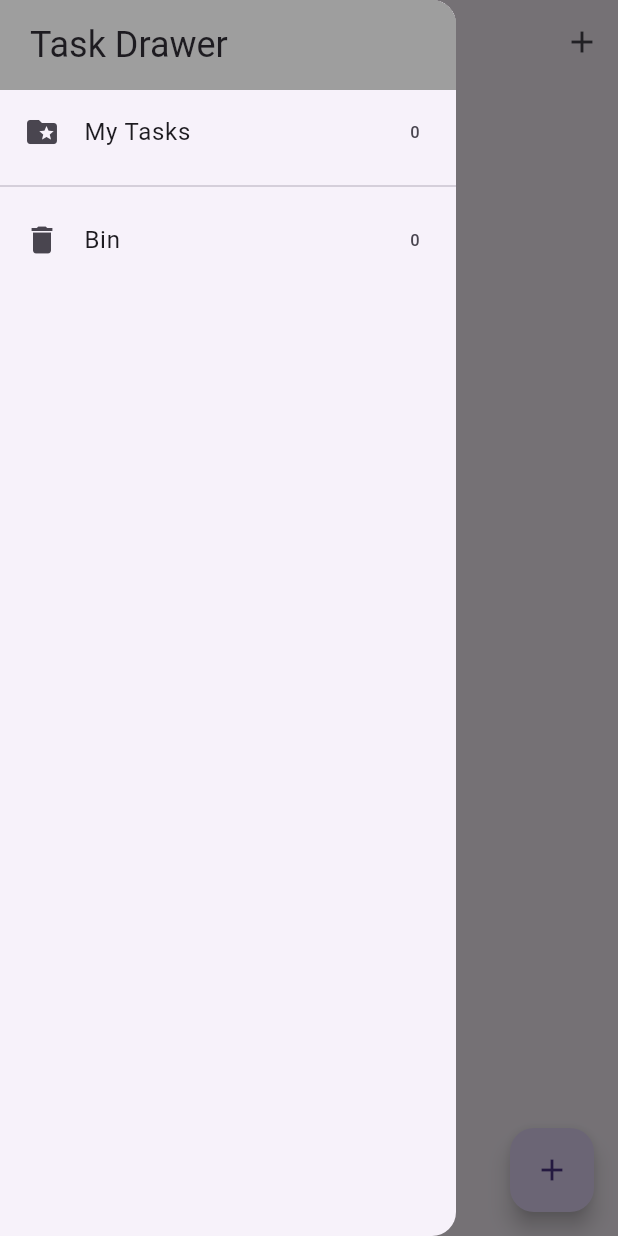
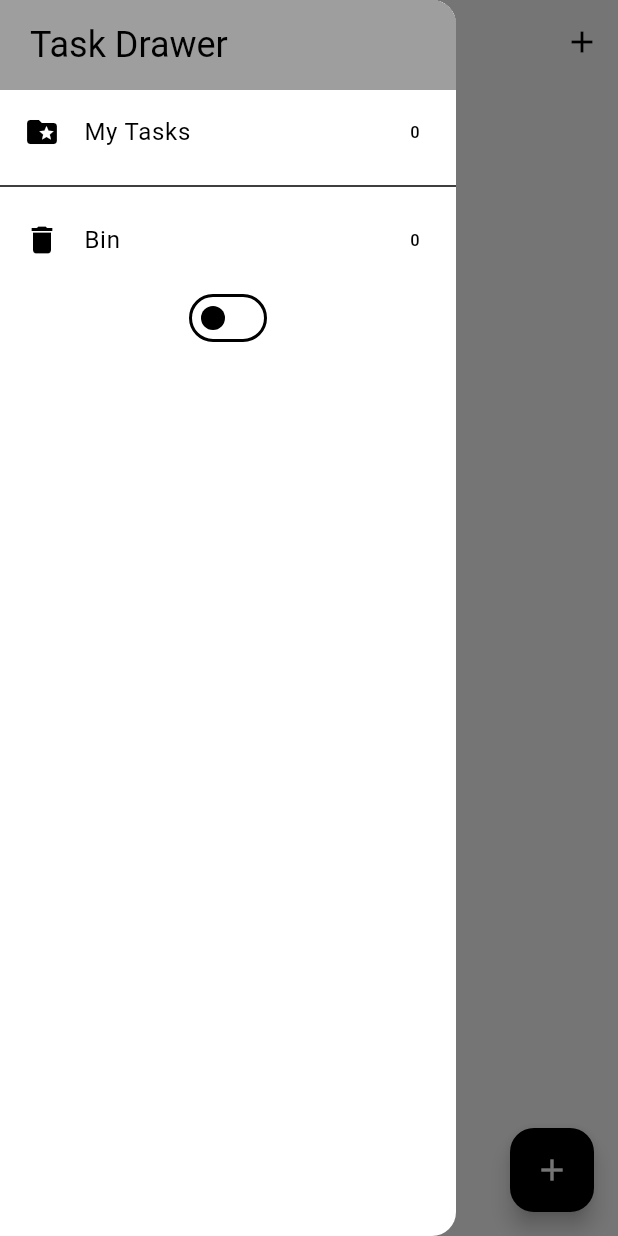
Before and after one commit to FaberDS/flutter-todo-bloc, a Flutter app: the screen it shows after launch, with the side drawer open, on a phone screen of 412 x 824 dp. Run offline on Flutter 3.47's test engine with Material 3 defaults, Android fonts, the phone set to English and light mode, and no system bars; our stand-ins replace bloc, equatable, flutter_bloc, hydrated_bloc.

Commit message:
feat: handle colorscheme

```diff
--- a/lib/blocs/bloc_exports.dart
+++ b/lib/blocs/bloc_exports.dart
@@ -1,3 +1,4 @@
-export 'bloc/tasks_bloc.dart';
+export 'tasks_bloc/tasks_bloc.dart';
+export 'switch_bloc/switch_bloc.dart';
 export 'package:flutter_bloc/flutter_bloc.dart';
 export 'package:hydrated_bloc/hydrated_bloc.dart';
--- /dev/null
+++ b/lib/blocs/switch_bloc/switch_bloc.dart
@@ -0,0 +1,29 @@
+import 'package:bloc/bloc.dart';
+import 'package:equatable/equatable.dart';
+import 'dart:convert';
+
+import 'package:flutter_tasks_app/blocs/bloc_exports.dart';
+
+part 'switch_event.dart';
+part 'switch_state.dart';
+
+class SwitchBloc extends HydratedBloc<SwitchEvent, SwitchState> {
+  SwitchBloc() : super(SwitchInitial(switchValue: false)) {
+    on<SwitchOffEvent>((event, emit) {
+      emit( SwitchState(switchValue: false));
+    });
+    on<SwitchOnEvent>((event, emit) {
+      emit( SwitchState(switchValue: true));
+    });
+  }
+
+  @override
+  SwitchState? fromJson(Map<String, dynamic> json) {
+    return SwitchState.fromMap(json);
+  }
+
+  @override
+  Map<String, dynamic>? toJson(SwitchState state) {
+    return state.toMap();
+  }
+}
--- /dev/null
+++ b/lib/blocs/switch_bloc/switch_event.dart
@@ -0,0 +1,11 @@
+part of 'switch_bloc.dart';
+
+abstract class SwitchEvent extends Equatable {
+  const SwitchEvent();
+
+  @override
+  List<Object> get props => [];
+}
+
+class SwitchOnEvent extends SwitchEvent {}
+class SwitchOffEvent extends SwitchEvent {}
--- /dev/null
+++ b/lib/blocs/switch_bloc/switch_state.dart
@@ -0,0 +1,43 @@
+part of 'switch_bloc.dart';
+
+class SwitchState extends Equatable {
+  final bool switchValue;
+
+  const SwitchState({
+    required this.switchValue,
+  });
+
+  @override
+  List<Object> get props => [switchValue];
+
+  SwitchState copyWith({
+    bool? switchValue,
+  }) {
+    return SwitchState(
+      switchValue: switchValue ?? this.switchValue,
+    );
+  }
+
+  Map<String, dynamic> toMap() {
+    return {
+      'switchValue': switchValue,
+    };
+  }
+
+  factory SwitchState.fromMap(Map<String, dynamic> map) {
+    return SwitchState(
+      switchValue: map['switchValue'] ?? false,
+    );
+  }
+
+  String toJson() => jsonEncode(toMap());
+
+  factory SwitchState.fromJson(String source) => SwitchState.fromMap(jsonDecode(source));
+
+  @override
+  String toString() => 'SwitchState(switchValue: $switchValue)';
+}
+
+class SwitchInitial extends SwitchState {
+  SwitchInitial({required bool switchValue}): super(switchValue: switchValue);
+}
--- a/lib/main.dart
+++ b/lib/main.dart
@@ -1,19 +1,23 @@
 import 'package:flutter/foundation.dart';
 import 'package:flutter/material.dart';
 import 'package:flutter_tasks_app/services/app_router.dart';
+import 'package:flutter_tasks_app/services/app_themes.dart';
 import 'package:path_provider/path_provider.dart';
 import 'blocs/bloc_exports.dart';
 import 'screens/tasks_screen.dart';
 
 void main() async {
-   WidgetsFlutterBinding.ensureInitialized();
+  WidgetsFlutterBinding.ensureInitialized();
 
-   HydratedBloc.storage = await HydratedStorage.build(
+  HydratedBloc.storage = await HydratedStorage.build(
     storageDirectory: kIsWeb
         ? HydratedStorageDirectory.web
-        : HydratedStorageDirectory((await getApplicationDocumentsDirectory()).path),
+        : HydratedStorageDirectory(
+            (await getApplicationDocumentsDirectory()).path),
   );
-  runApp( MyApp(appRouter: AppRouter(),));
+  runApp(MyApp(
+    appRouter: AppRouter(),
+  ));
 }
 
 class MyApp extends StatelessWidget {
@@ -22,16 +26,22 @@ class MyApp extends StatelessWidget {
   // This widget is the root of your application.
   @override
   Widget build(BuildContext context) {
-    return BlocProvider(
-      create: (_) => TasksBloc(),
-      child: MaterialApp(
-        title: 'Flutter Tasks App',
-        theme: ThemeData(
-          primarySwatch: Colors.red,
-        ),
-        home: const TasksScreen(),
-        onGenerateRoute: appRouter.onGenerateRoute
-
+    return MultiBlocProvider(
+      providers: [
+        BlocProvider(create: (_) => TasksBloc()),
+        BlocProvider(create: (_) => SwitchBloc()),
+      ],
+      child: BlocBuilder<SwitchBloc, SwitchState>(
+        builder: (context, state) {
+          return MaterialApp(
+              title: 'Flutter Tasks App',
+              theme: state.switchValue
+                ? AppThemes.appThemeData[AppTheme.darkTheme]
+                : AppThemes.appThemeData[AppTheme.lightTheme]
+              ,
+              home: const TasksScreen(),
+              onGenerateRoute: appRouter.onGenerateRoute);
+        },
       ),
     );
   }
--- a/lib/screens/my_drawer.dart
+++ b/lib/screens/my_drawer.dart
@@ -1,5 +1,4 @@
 import 'package:flutter/material.dart';
-import 'package:flutter_tasks_app/blocs/bloc/tasks_bloc.dart';
 import 'package:flutter_tasks_app/screens/receycle_bin.dart';
 import 'package:flutter_tasks_app/screens/tasks_screen.dart';
 
@@ -7,6 +6,7 @@ import '../blocs/bloc_exports.dart';
 
 class MyDrawer extends StatelessWidget {
   const MyDrawer({Key? key}) : super(key: key);
+
 
   @override
   Widget build(BuildContext context) {
@@ -23,10 +23,11 @@ class MyDrawer extends StatelessWidget {
         BlocBuilder<TasksBloc, TasksState>(
           builder: (context, state) {
             return GestureDetector(
-              onTap: () => Navigator.of(context).pushNamed(TasksScreen.id),
+              onTap: () =>
+                  Navigator.of(context).pushReplacementNamed(TasksScreen.id),
               child: ListTile(
-                  leading: Icon(Icons.folder_special),
-                  title: Text("My Tasks"),
+                  leading: const Icon(Icons.folder_special),
+                  title: const Text("My Tasks"),
                   trailing: Text("${state.allTasks.length}")),
             );
           },
@@ -35,12 +36,25 @@ class MyDrawer extends StatelessWidget {
         BlocBuilder<TasksBloc, TasksState>(
           builder: (context, state) {
             return GestureDetector(
-              onTap: () => Navigator.of(context).pushNamed(ReceycleBin.id),
+              onTap: () =>
+                  Navigator.of(context).pushReplacementNamed(ReceycleBin.id),
               child: ListTile(
-                  leading: Icon(Icons.delete),
-                  title: Text("Bin"),
+                  leading: const Icon(Icons.delete),
+                  title: const Text("Bin"),
                   trailing: Text("${state.removedTasks.length}")),
             );
+          },
+        ),
+        BlocBuilder<SwitchBloc, SwitchState>(
+          builder: (context, state) {
+            return Switch(
+                value: state.switchValue,
+                onChanged: (newValue) {
+                    newValue
+                      ? context.read<SwitchBloc>().add(SwitchOnEvent())
+                      : context.read<SwitchBloc>().add(SwitchOffEvent());
+                  ;
+                });
           },
         )
       ],
--- /dev/null
+++ b/lib/services/app_themes.dart
@@ -0,0 +1,68 @@
+import 'package:flutter/material.dart';
+
+enum AppTheme {
+  lightTheme,
+  darkTheme,
+}
+
+class AppThemes {
+  static final appThemeData = {
+    AppTheme.darkTheme: ThemeData(
+      primaryColor: Colors.black,
+      brightness: Brightness.dark,
+      dividerColor: Colors.black54,
+      floatingActionButtonTheme: const FloatingActionButtonThemeData(
+        backgroundColor: Colors.white,
+      ),
+      textButtonTheme: TextButtonThemeData(
+        style: ButtonStyle(
+          foregroundColor: MaterialStateProperty.all(Colors.white),
+        ),
+      ),
+      textTheme: const TextTheme(
+        titleMedium: TextStyle(color: Colors.white),
+      ),
+      bottomNavigationBarTheme: const BottomNavigationBarThemeData(
+        backgroundColor: Colors.grey,
+        unselectedItemColor: Colors.white,
+      ),
+      colorScheme: ColorScheme.fromSwatch(
+        primarySwatch: Colors.grey,
+        brightness: Brightness.dark, // ✅ Explicitly set brightness
+      ).copyWith(
+        background: const Color(0xFF212121),
+        brightness: Brightness.dark, // ✅ Ensure brightness matches
+      ),
+    ),
+
+    AppTheme.lightTheme: ThemeData(
+      primaryColor: Colors.white,
+      brightness: Brightness.light,
+      dividerColor: const Color(0xff757575),
+      floatingActionButtonTheme: const FloatingActionButtonThemeData(
+        backgroundColor: Colors.black,
+        foregroundColor: Colors.white,
+      ),
+      textButtonTheme: TextButtonThemeData(
+        style: ButtonStyle(
+          foregroundColor: MaterialStateProperty.all(Colors.black),
+        ),
+      ),
+      textTheme: const TextTheme(
+        titleMedium: TextStyle(color: Colors.black),
+      ),
+      bottomNavigationBarTheme: const BottomNavigationBarThemeData(
+        backgroundColor: Colors.grey,
+        selectedItemColor: Colors.black,
+        unselectedItemColor: Colors.white,
+      ),
+      colorScheme: ColorScheme.fromSwatch(
+        primarySwatch: Colors.grey,
+        brightness: Brightness.light, // ✅ Explicitly set brightness
+      ).copyWith(
+        background: const Color(0xFFE5E5E5),
+        brightness: Brightness.light, // ✅ Ensure brightness matches
+      ),
+    ),
+  };
+}
```
Also changed, not shown: lib/blocs/tasks_bloc/tasks_bloc.dart (renamed from lib/blocs/bloc/tasks_bloc.dart), lib/blocs/tasks_bloc/tasks_event.dart (renamed from lib/blocs/bloc/tasks_event.dart), lib/blocs/tasks_bloc/tasks_state.dart (renamed from lib/blocs/bloc/tasks_state.dart).
